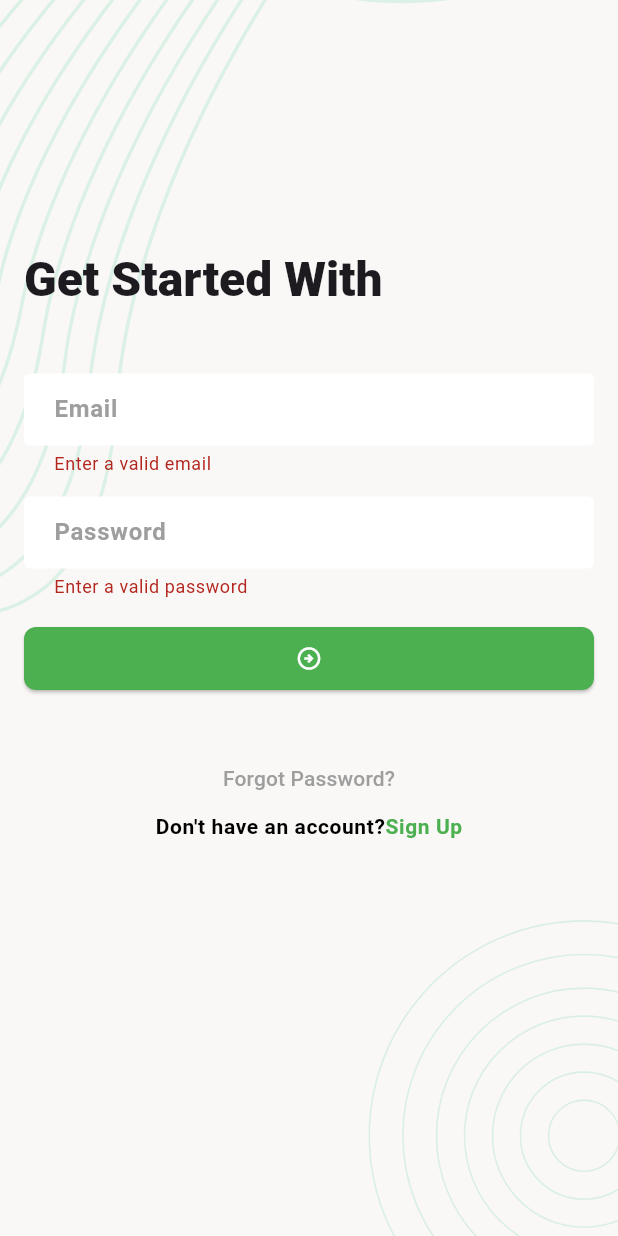
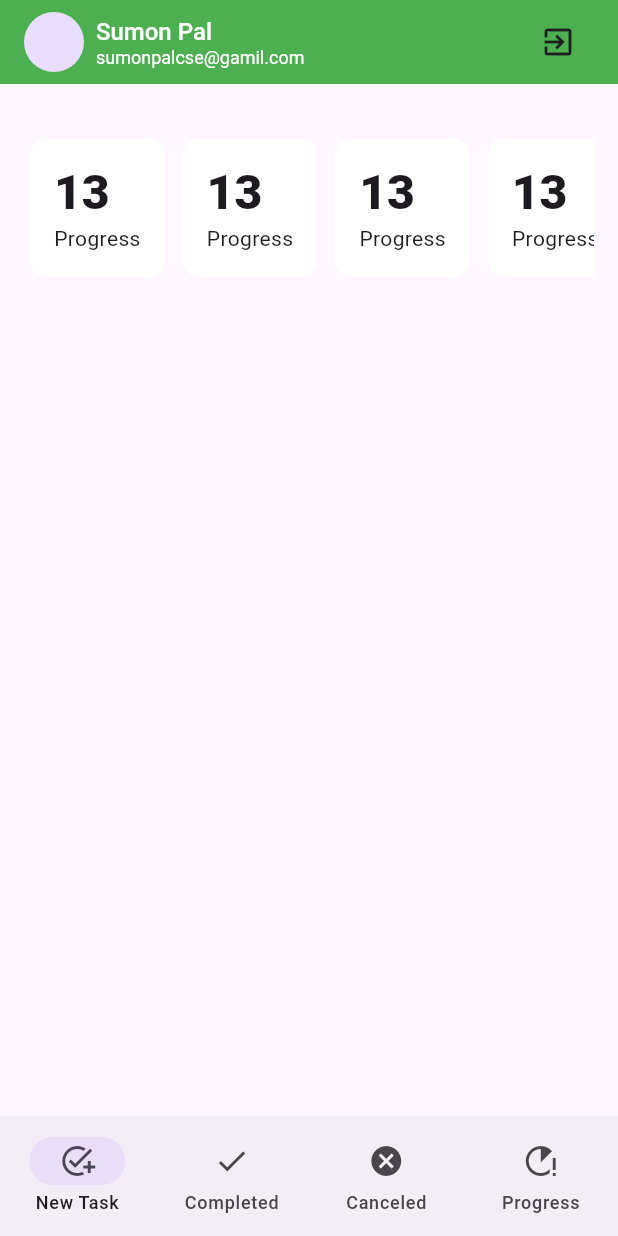
Before and after one commit to Sumon-Pal/task_manager, a Flutter app: the screen it shows after launch, after a tap on the "arrow circle right" icon, on a phone screen of 412 x 824 dp. Run offline on Flutter 3.47's test engine with Material 3 defaults, Android fonts, the phone set to English and light mode, and no system bars; our stand-ins replace email_validator, flutter_svg, pin_code_fields.

Commit message:
Bottom Navigation bar, task count summery card, appbar

```diff
--- a/lib/app.dart
+++ b/lib/app.dart
@@ -1,5 +1,6 @@
 import 'package:flutter/material.dart';
 import 'package:task_manager/ui/screens/forgot_password_email.dart';
+import 'package:task_manager/ui/screens/main_nav_bar_holder_screen.dart';
 import 'package:task_manager/ui/screens/pin_code_varification.dart';
 import 'package:task_manager/ui/screens/set_password.dart';
 import 'package:task_manager/ui/screens/sign_in_screen.dart';
@@ -65,7 +66,8 @@ class task_manager extends StatelessWidget {
         SignUpScreen.name : (context)=> SignUpScreen(),
         ForgotPasswordEmailScreen.name : (context)=> ForgotPasswordEmailScreen(),
         PinVerificationScreen.name : (context)=> PinVerificationScreen(),
-        SetPassword.name : (context)=> SetPassword()
+        SetPassword.name : (context)=> SetPassword(),
+        MainNavBarHolderScreen.name : (context)=> MainNavBarHolderScreen()
       },
     );
   }
--- /dev/null
+++ b/lib/ui/screens/main_nav_bar_holder_screen.dart
@@ -0,0 +1,42 @@
+import 'package:flutter/material.dart';
+import 'package:task_manager/ui/screens/new_task_list_screen.dart';
+
+import '../widgets/tm_app_bar.dart';
+
+class MainNavBarHolderScreen extends StatefulWidget {
+  static const String name = '/main-nav-bar-holder';
+
+  const MainNavBarHolderScreen({super.key});
+
+  @override
+  State<MainNavBarHolderScreen> createState() => _MainNavBarHolderScreenState();
+}
+
+class _MainNavBarHolderScreenState extends State<MainNavBarHolderScreen> {
+  int _selectedIndex = 0;
+  final List<Widget> _screens = [NewTaskListScreen()];
+
+  @override
+  Widget build(BuildContext context) {
+    return Scaffold(
+      appBar:TMAppBar(),
+      body:_screens[_selectedIndex],
+      bottomNavigationBar: NavigationBar(
+        selectedIndex: _selectedIndex,
+        onDestinationSelected: (int index){
+          _selectedIndex = index;
+          setState(() {});
+        },
+        destinations: [
+          NavigationDestination(icon: Icon(Icons.add_task), label: 'New Task'),
+          NavigationDestination(icon: Icon(Icons.done), label: 'Completed'),
+          NavigationDestination(icon: Icon(Icons.cancel), label: 'Canceled'),
+          NavigationDestination(
+            icon: Icon(Icons.running_with_errors),
+            label: 'Progress',
+          ),
+        ],
+      ),
+    );
+  }
+}
--- /dev/null
+++ b/lib/ui/screens/new_task_list_screen.dart
@@ -0,0 +1,36 @@
+import 'package:flutter/material.dart';
+
+import '../widgets/task_count_summery_card.dart';
+
+class NewTaskListScreen extends StatefulWidget {
+  const NewTaskListScreen({super.key});
+
+  @override
+  State<NewTaskListScreen> createState() => _NewTaskListScreenState();
+}
+
+class _NewTaskListScreenState extends State<NewTaskListScreen> {
+  @override
+  Widget build(BuildContext context) {
+    return Padding(
+      padding: const EdgeInsets.all(16),
+      child: Column(
+        children: [
+          const SizedBox(height: 16,),
+          SizedBox(
+            height: 101,
+            child: ListView.separated(
+              itemCount: 6,
+              scrollDirection: Axis.horizontal,
+              itemBuilder: (context, index) {
+                return TaskCountSammeryCard(title: 'Progress', count: 13,);
+              },
+              separatorBuilder: (context, index) => const SizedBox(width: 4),
+
+            ),
+          ),
+        ],
+      ),
+    );
+  }
+}
--- a/lib/ui/screens/pin_code_varification.dart
+++ b/lib/ui/screens/pin_code_varification.dart
@@ -1,4 +1,3 @@
-import 'package:email_validator/email_validator.dart';
 import 'package:flutter/gestures.dart';
 import 'package:flutter/material.dart';
 import 'package:pin_code_fields/pin_code_fields.dart';
--- a/lib/ui/screens/set_password.dart
+++ b/lib/ui/screens/set_password.dart
@@ -1,9 +1,6 @@
-import 'package:email_validator/email_validator.dart';
 import 'package:flutter/gestures.dart';
 import 'package:flutter/material.dart';
-import 'package:task_manager/ui/screens/forgot_password_email.dart';
 import 'package:task_manager/ui/screens/sign_in_screen.dart';
-import 'package:task_manager/ui/screens/sign_up_screen.dart';
 import 'package:task_manager/ui/utils/screen_background.dart';
 
 class SetPassword extends StatefulWidget {
--- a/lib/ui/screens/sign_in_screen.dart
+++ b/lib/ui/screens/sign_in_screen.dart
@@ -2,6 +2,7 @@ import 'package:email_validator/email_validator.dart';
 import 'package:flutter/gestures.dart';
 import 'package:flutter/material.dart';
 import 'package:task_manager/ui/screens/forgot_password_email.dart';
+import 'package:task_manager/ui/screens/main_nav_bar_holder_screen.dart';
 import 'package:task_manager/ui/screens/sign_up_screen.dart';
 import 'package:task_manager/ui/utils/screen_background.dart';
 
@@ -115,6 +116,7 @@ class _SignInScreenState extends State<SignInScreen> {
     if(_formKey.currentState!.validate()){
       //TODO: Sign in with API
     }
+    Navigator.pushNamedAndRemoveUntil(context, MainNavBarHolderScreen.name, (predicate)=> false);
   }
 
   void _onTapForgotPasswordButton() {
--- a/lib/ui/screens/sphlash_screen.dart
+++ b/lib/ui/screens/sphlash_screen.dart
@@ -1,12 +1,12 @@
 import 'package:flutter/material.dart';
 import 'package:flutter_svg/flutter_svg.dart';
 import 'package:task_manager/ui/screens/sign_in_screen.dart';
-import 'package:task_manager/ui/screens/sign_up_screen.dart';
 import 'package:task_manager/ui/utils/assetsPath.dart';
 import '../utils/screen_background.dart';
 
 class sphlashScreen extends StatefulWidget {
   static const String name = '/';
+
   const sphlashScreen({super.key});
 
   @override
@@ -24,20 +24,19 @@ class _sphlashScreenState extends State<sphlashScreen> {
 
   Future<void> _moveToNextScreen() async {
     await Future.delayed(Duration(seconds: 3));
-    Navigator.pushReplacementNamed(
-      context, SignInScreen.name
-
+    Navigator.pushNamedAndRemoveUntil(
+      context,
+      SignInScreen.name,
+      (predicate) => false,
     );
   }
 
   @override
   Widget build(BuildContext context) {
     return Scaffold(
-      body: ScreenBackground(child: Center(
-        child: SvgPicture.asset(
-          assetsPath.logoSvg
-        ),
-      ),),
+      body: ScreenBackground(
+        child: Center(child: SvgPicture.asset(assetsPath.logoSvg)),
+      ),
     );
   }
 }
--- /dev/null
+++ b/lib/ui/widgets/task_count_summery_card.dart
@@ -0,0 +1,27 @@
+import 'package:flutter/material.dart';
+
+class TaskCountSammeryCard extends StatelessWidget {
+  const TaskCountSammeryCard({
+    super.key, required this.title, required this.count,
+  });
+  final String title;
+  final int count;
+
+  @override
+  Widget build(BuildContext context) {
+    return Card(
+      elevation: 0,
+      color: Colors.white,
+      child: Padding(
+        padding: const EdgeInsets.all(16),
+        child: Column(
+          crossAxisAlignment: CrossAxisAlignment.start,
+          children: [
+            Text('$count',style: Theme.of(context).textTheme.titleLarge),
+            Text(title,maxLines: 1,)
+          ],
+        ),
+      ),
+    );
+  }
+}
--- /dev/null
+++ b/lib/ui/widgets/tm_app_bar.dart
@@ -0,0 +1,47 @@
+import 'package:flutter/material.dart';
+
+import '../screens/sign_in_screen.dart';
+
+class TMAppBar extends StatefulWidget implements PreferredSizeWidget{
+  const TMAppBar({
+    super.key,
+  });
+  @override
+  // TODO: implement preferredSize
+  Size get preferredSize => Size.fromHeight(kToolbarHeight);
+
+  @override
+  State<TMAppBar> createState() => _TMAppBarState();
+}
+
+class _TMAppBarState extends State<TMAppBar> {
+  @override
+  Widget build(BuildContext context) {
+    return AppBar(
+      backgroundColor: Colors.green,
+      title: Row(
+        children: [
+          CircleAvatar(),
+          const SizedBox(width: 8,),
+          Expanded(
+            child: Column(
+              crossAxisAlignment: CrossAxisAlignment.start,
+              children: [
+                Text('Sumon Pal',style: TextStyle(
+                    fontSize: 16,color: Colors.white,fontWeight: FontWeight.w500
+                ),),
+                Text('sumonpalcse@gamil.com',style: TextStyle(
+                    fontSize: 12,color: Colors.white,fontWeight: FontWeight.w400
+                ),)
+              ],
+            ),
+          ),
+          IconButton(onPressed: _onTapSignOut, icon: Icon(Icons.exit_to_app))
+        ],
+      ),
+    );
+  }
+  void _onTapSignOut(){
+    Navigator.pushNamedAndRemoveUntil(context, SignInScreen.name, (predicate)=>false);
+  }
+}
```
